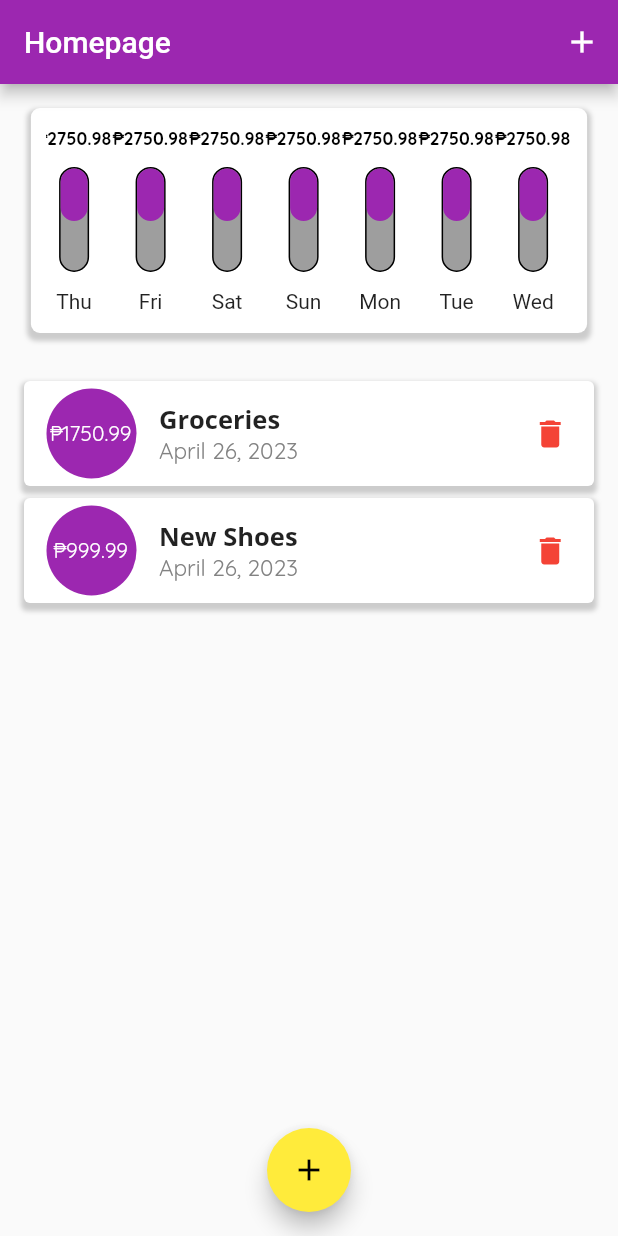
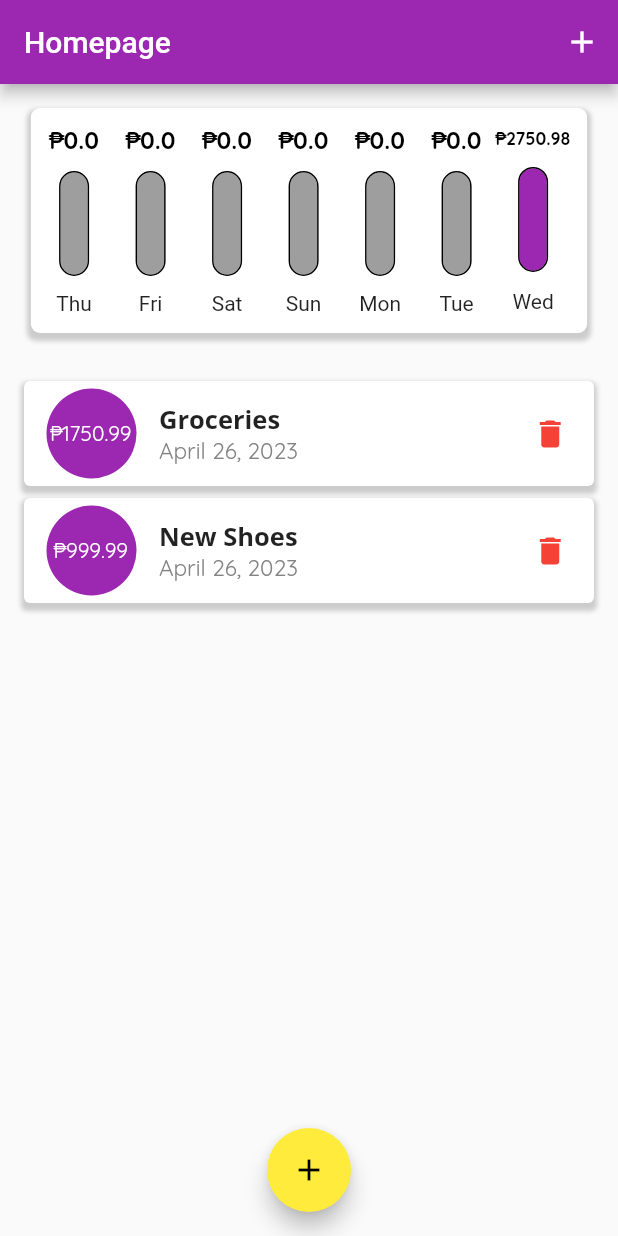
Before and after one commit to DoomMangoes/ExpenseTracker, a Flutter app: the screen it shows after launch, on a phone screen of 412 x 824 dp. Run offline on Flutter 3.47's test engine with Material 2 defaults, Android fonts, the phone set to English and light mode, and no system bars.

Commit message:
Made ExpenseChartWidget functional

```diff
--- a/lib/widgets/expenseBarWidget.dart
+++ b/lib/widgets/expenseBarWidget.dart
@@ -47,10 +47,10 @@ class ExpenseBarWidget extends StatelessWidget {
                 mainAxisSize: MainAxisSize.min,
                 children: [
                   Container(
-                    height: 70 * .5,
+                    height: barValue != 0 ? 68 * barValue : 68,
                     width: 20,
                     decoration: BoxDecoration(
-                      color: Colors.purple,
+                      color: barValue != 0 ? Colors.purple : Colors.grey,
                       borderRadius: const BorderRadius.all(Radius.circular(20)),
                     ),
                   ),
--- a/lib/widgets/expenseChartWidget.dart
+++ b/lib/widgets/expenseChartWidget.dart
@@ -17,7 +17,9 @@ class ExpenseChartWidget extends StatelessWidget {
     List<ExpenseItem> dayItems = items
         .where((item) =>
             DateFormat.yMd().format(item.date).toString() ==
-            DateFormat.yMd().format(DateTime.now()).toString())
+            DateFormat.yMd()
+                .format(DateTime.now().subtract(Duration(days: dayOffset)))
+                .toString())
         .toList();
 
     if (dayItems.isNotEmpty) {
```
